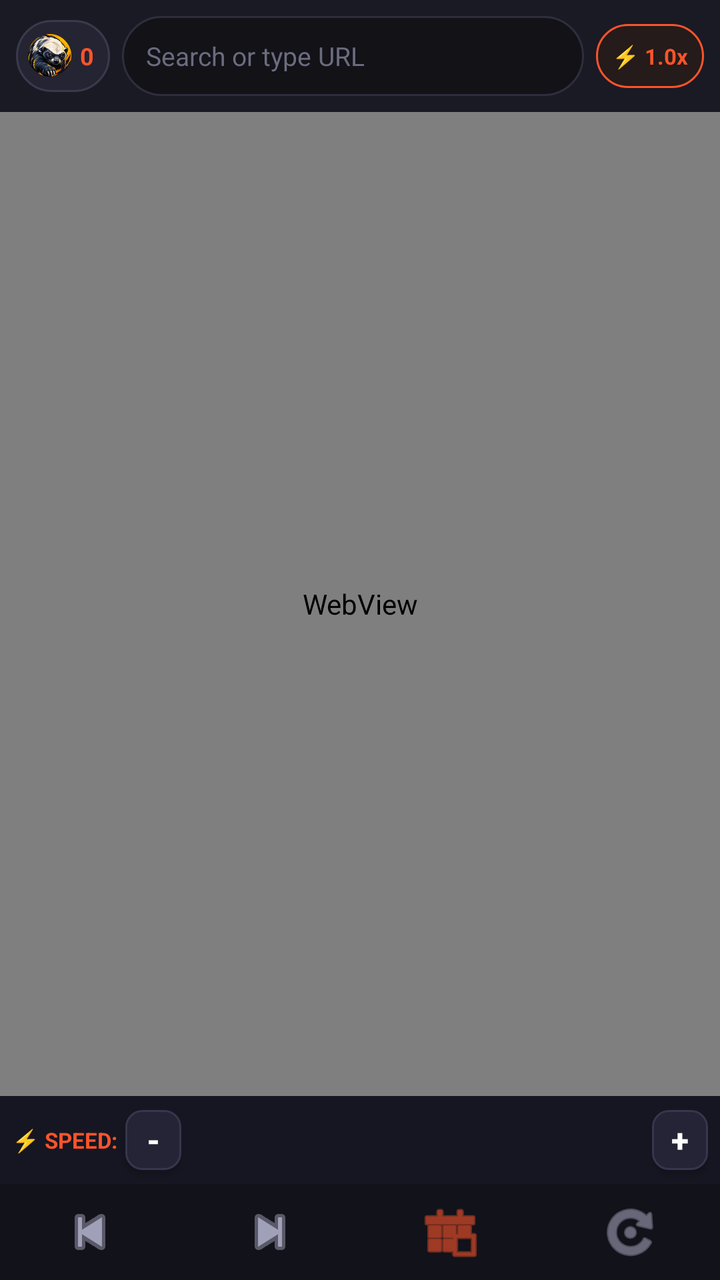
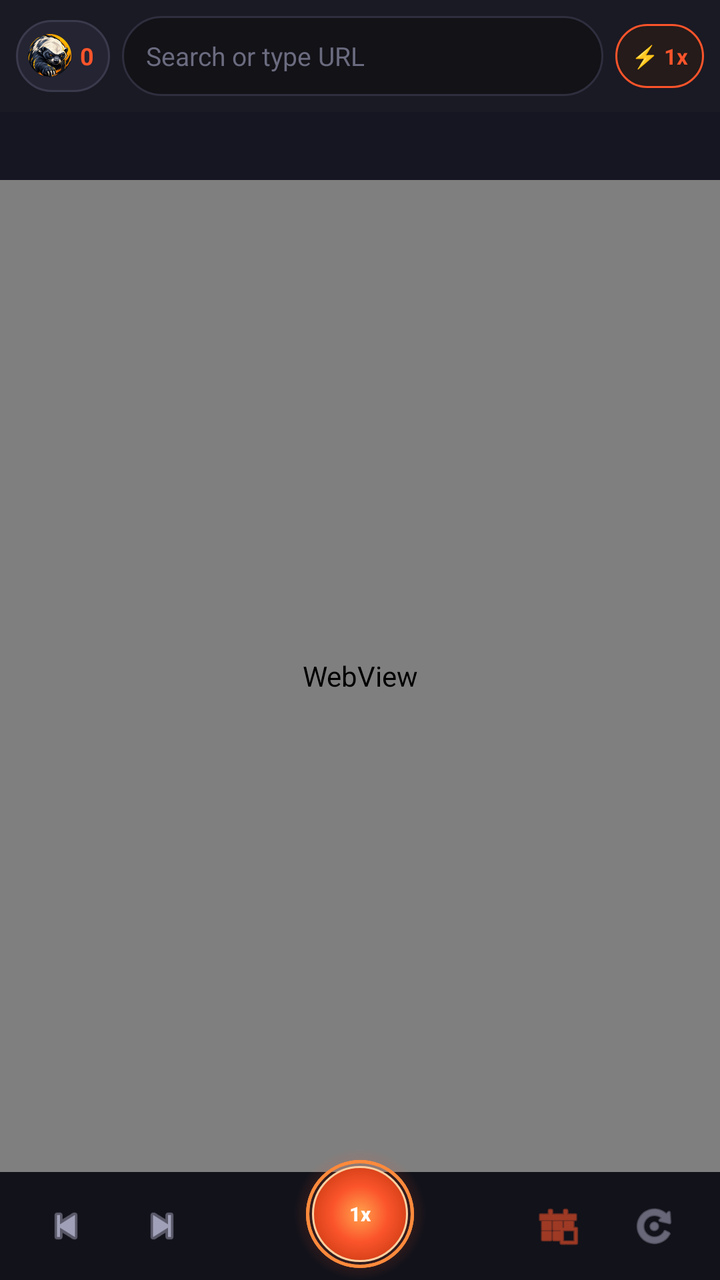

Screens rendered from an Android XML layout before and after an edit, with the pre-edit source and the edit as a unified diff.
<!-- AndroidManifest.xml: activity theme Theme.Bravest.NoActionBar -->
<!-- res/layout/activity_main.xml -->
<?xml version="1.0" encoding="utf-8"?>
<LinearLayout xmlns:android="http://schemas.android.com/apk/res/android"
    xmlns:tools="http://schemas.android.com/tools"
    android:layout_width="match_parent"
    android:layout_height="match_parent"
    android:orientation="vertical"
    android:background="#121217"
    tools:context=".MainActivity">

    
    <LinearLayout
        android:id="@+id/topBar"
        android:layout_width="match_parent"
        android:layout_height="56dp"
        android:orientation="horizontal"
        android:gravity="center_vertical"
        android:background="#1A1A24"
        android:paddingStart="8dp"
        android:paddingEnd="8dp">

        
        <LinearLayout
            android:id="@+id/btnShields"
            android:layout_width="wrap_content"
            android:layout_height="36dp"
            android:orientation="horizontal"
            android:gravity="center"
            android:background="@drawable/bg_shield_btn"
            android:paddingStart="6dp"
            android:paddingEnd="8dp"
            android:layout_marginEnd="6dp"
            android:clickable="true"
            android:focusable="true">

            <ImageView
                android:layout_width="22dp"
                android:layout_height="22dp"
                android:src="@drawable/app_logo"
                android:contentDescription="Bravest" />

            <TextView
                android:id="@+id/textShieldsCount"
                android:layout_width="wrap_content"
                android:layout_height="wrap_content"
                android:text="0"
                android:textColor="#FB542B"
                android:textStyle="bold"
                android:textSize="12sp"
                android:layout_marginStart="4dp" />
        </LinearLayout>

        
        <EditText
            android:id="@+id/urlEditText"
            android:layout_width="0dp"
            android:layout_height="40dp"
            android:layout_weight="1"
            android:background="@drawable/bg_omnibox"
            android:hint="Search or type URL"
            android:textColorHint="#6B6B80"
            android:textColor="#FFFFFF"
            android:textSize="13sp"
            android:singleLine="true"
            android:imeOptions="actionGo"
            android:inputType="textUri"
            android:paddingStart="12dp"
            android:paddingEnd="12dp" />

        
        <TextView
            android:id="@+id/btnSpeedPill"
            android:layout_width="wrap_content"
            android:layout_height="32dp"
            android:background="@drawable/bg_speed_pill"
            android:gravity="center"
            android:text="⚡ 1.0x"
            android:textColor="#FB542B"
            android:textStyle="bold"
            android:textSize="11sp"
            android:paddingStart="8dp"
            android:paddingEnd="8dp"
            android:layout_marginStart="6dp"
            android:clickable="true"
            android:focusable="true" />
    </LinearLayout>

    
    <ProgressBar
        android:id="@+id/progressBar"
        style="?android:attr/progressBarStyleHorizontal"
        android:layout_width="match_parent"
        android:layout_height="3dp"
        android:max="100"
        android:progressTint="#FB542B"
        android:visibility="gone" />

    
    <FrameLayout
        android:layout_width="match_parent"
        android:layout_height="0dp"
        android:layout_weight="1">

        <WebView
            android:id="@+id/webView"
            android:layout_width="match_parent"
            android:layout_height="match_parent" />

        <FrameLayout
            android:id="@+id/fullscreenContainer"
            android:layout_width="match_parent"
            android:layout_height="match_parent"
            android:background="#000000"
            android:visibility="gone" />
    </FrameLayout>

    
    <LinearLayout
        android:id="@+id/speedControlPanel"
        android:layout_width="match_parent"
        android:layout_height="44dp"
        android:orientation="horizontal"
        android:gravity="center_vertical"
        android:background="#161622"
        android:paddingStart="6dp"
        android:paddingEnd="6dp">

        <TextView
            android:layout_width="wrap_content"
            android:layout_height="wrap_content"
            android:text="⚡ SPEED:"
            android:textColor="#FB542B"
            android:textStyle="bold"
            android:textSize="11sp"
            android:layout_marginEnd="4dp" />

        <Button
            android:id="@+id/btnSpeedMinus"
            android:layout_width="28dp"
            android:layout_height="30dp"
            android:text="-"
            android:textSize="16sp"
            android:textStyle="bold"
            android:textColor="#FFFFFF"
            android:background="@drawable/bg_speed_btn"
            android:gravity="center"
            android:padding="0dp"
            android:minWidth="0dp"
            android:minHeight="0dp"
            android:layout_marginEnd="4dp" />

        
        <HorizontalScrollView
            android:layout_width="0dp"
            android:layout_height="match_parent"
            android:layout_weight="1"
            android:scrollbars="none">

            <LinearLayout
                android:id="@+id/speedButtonsContainer"
                android:layout_width="wrap_content"
                android:layout_height="match_parent"
                android:orientation="horizontal"
                android:gravity="center_vertical"
                android:paddingStart="2dp"
                android:paddingEnd="2dp">
                
            </LinearLayout>
        </HorizontalScrollView>

        <Button
            android:id="@+id/btnSpeedPlus"
            android:layout_width="28dp"
            android:layout_height="30dp"
            android:text="+"
            android:textSize="16sp"
            android:textStyle="bold"
            android:textColor="#FFFFFF"
            android:background="@drawable/bg_speed_btn"
            android:gravity="center"
            android:padding="0dp"
            android:minWidth="0dp"
            android:minHeight="0dp"
            android:layout_marginStart="4dp" />
    </LinearLayout>

    
    <LinearLayout
        android:id="@+id/bottomBar"
        android:layout_width="match_parent"
        android:layout_height="48dp"
        android:orientation="horizontal"
        android:background="#12121A"
        android:gravity="center_vertical">

        <ImageButton
            android:id="@+id/btnBack"
            android:layout_width="0dp"
            android:layout_height="match_parent"
            android:layout_weight="1"
            android:background="?attr/selectableItemBackgroundBorderless"
            android:src="@android:drawable/ic_media_previous"
            android:tint="#A0A0B8"
            android:contentDescription="Back" />

        <ImageButton
            android:id="@+id/btnForward"
            android:layout_width="0dp"
            android:layout_height="match_parent"
            android:layout_weight="1"
            android:background="?attr/selectableItemBackgroundBorderless"
            android:src="@android:drawable/ic_media_next"
            android:tint="#A0A0B8"
            android:contentDescription="Forward" />

        <ImageButton
            android:id="@+id/btnHome"
            android:layout_width="0dp"
            android:layout_height="match_parent"
            android:layout_weight="1"
            android:background="?attr/selectableItemBackgroundBorderless"
            android:src="@android:drawable/ic_menu_today"
            android:tint="#FB542B"
            android:contentDescription="Home" />

        <ImageButton
            android:id="@+id/btnRefresh"
            android:layout_width="0dp"
            android:layout_height="match_parent"
            android:layout_weight="1"
            android:background="?attr/selectableItemBackgroundBorderless"
            android:src="@android:drawable/ic_menu_rotate"
            android:tint="#A0A0B8"
            android:contentDescription="Refresh" />
    </LinearLayout>

</LinearLayout>
<!-- resources referenced by this layout -->
<resources>
  <!-- drawable app_logo: png bitmap (drawable, 36400 bytes) -->
  <!-- drawable bg_omnibox (drawable) -->
  <?xml version="1.0" encoding="utf-8"?>
  <shape xmlns:android="http://schemas.android.com/apk/res/android"
      android:shape="rectangle">
      <corners android:radius="20dp" />
      <solid android:color="#121217" />
      <stroke android:width="1dp" android:color="#2E2E3E" />
  </shape>
  <!-- drawable bg_shield_btn (drawable) -->
  <?xml version="1.0" encoding="utf-8"?>
  <shape xmlns:android="http://schemas.android.com/apk/res/android"
      android:shape="rectangle">
      <corners android:radius="18dp" />
      <solid android:color="#242433" />
      <stroke android:width="1dp" android:color="#3A3A4D" />
  </shape>
  <!-- drawable bg_speed_btn (drawable) -->
  <?xml version="1.0" encoding="utf-8"?>
  <shape xmlns:android="http://schemas.android.com/apk/res/android"
      android:shape="rectangle">
      <corners android:radius="8dp" />
      <solid android:color="#242436" />
      <stroke android:width="1dp" android:color="#36364D" />
  </shape>
  <!-- drawable bg_speed_pill (drawable) -->
  <?xml version="1.0" encoding="utf-8"?>
  <shape xmlns:android="http://schemas.android.com/apk/res/android"
      android:shape="rectangle">
      <corners android:radius="16dp" />
      <solid android:color="#241B1A" />
      <stroke android:width="1dp" android:color="#FB542B" />
  </shape>
  <style name="Theme.Bravest.NoActionBar">
          <item name="windowActionBar">false</item>
          <item name="windowNoTitle">true</item>
          <item name="android:statusBarColor">@color/bg_secondary</item>
          <item name="android:navigationBarColor">@color/bg_primary</item>
      </style>
  <color name="bg_secondary">#1A1A24</color>
  <color name="bg_primary">#121217</color>
</resources>

<!-- the commit's change to res/layout/activity_main.xml (unified diff, before → after) -->
@@ -1,159 +1,112 @@
 <?xml version="1.0" encoding="utf-8"?>
-<LinearLayout xmlns:android="http://schemas.android.com/apk/res/android"
+<FrameLayout xmlns:android="http://schemas.android.com/apk/res/android"
     xmlns:tools="http://schemas.android.com/tools"
+    android:id="@+id/rootLayout"
     android:layout_width="match_parent"
     android:layout_height="match_parent"
-    android:orientation="vertical"
     android:background="#121217"
     tools:context=".MainActivity">
 
-    
     <LinearLayout
-        android:id="@+id/topBar"
         android:layout_width="match_parent"
-        android:layout_height="56dp"
-        android:orientation="horizontal"
-        android:gravity="center_vertical"
-        android:background="#1A1A24"
-        android:paddingStart="8dp"
-        android:paddingEnd="8dp">
+        android:layout_height="match_parent"
+        android:orientation="vertical">
 
         
         <LinearLayout
-            android:id="@+id/btnShields"
-            android:layout_width="wrap_content"
-            android:layout_height="36dp"
+            android:id="@+id/topBar"
+            android:layout_width="match_parent"
+            android:layout_height="56dp"
             android:orientation="horizontal"
-            android:gravity="center"
-            android:background="@drawable/bg_shield_btn"
-            android:paddingStart="6dp"
-            android:paddingEnd="8dp"
-            android:layout_marginEnd="6dp"
-            android:clickable="true"
-            android:focusable="true">
-
-            <ImageView
-                android:layout_width="22dp"
-                android:layout_height="22dp"
-                android:src="@drawable/app_logo"
-                android:contentDescription="Bravest" />
-
+            android:gravity="center_vertical"
+            android:background="#1A1A24"
+            android:paddingStart="8dp"
+            android:paddingEnd="8dp">
+
+            
+            <LinearLayout
+                android:id="@+id/btnShields"
+                android:layout_width="wrap_content"
+                android:layout_height="36dp"
+                android:orientation="horizontal"
+                android:gravity="center"
+                android:background="@drawable/bg_shield_btn"
+                android:paddingStart="6dp"
+                android:paddingEnd="8dp"
+                android:layout_marginEnd="6dp"
+                android:clickable="true"
+                android:focusable="true">
+
+                <ImageView
+                    android:layout_width="22dp"
+                    android:layout_height="22dp"
+                    android:src="@drawable/app_logo"
+                    android:contentDescription="Bravest" />
+
+                <TextView
+                    android:id="@+id/textShieldsCount"
+                    android:layout_width="wrap_content"
+                    android:layout_height="wrap_content"
+                    android:text="0"
+                    android:textColor="#FB542B"
+                    android:textStyle="bold"
+                    android:textSize="12sp"
+                    android:layout_marginStart="4dp" />
+            </LinearLayout>
+
+            
+            <EditText
+                android:id="@+id/urlEditText"
+                android:layout_width="0dp"
+                android:layout_height="40dp"
+                android:layout_weight="1"
+                android:background="@drawable/bg_omnibox"
+                android:hint="Search or type URL"
+                android:textColorHint="#6B6B80"
+                android:textColor="#FFFFFF"
+                android:textSize="13sp"
+                android:singleLine="true"
+                android:imeOptions="actionGo"
+                android:inputType="textUri"
+                android:paddingStart="12dp"
+                android:paddingEnd="12dp" />
+
+            
             <TextView
-                android:id="@+id/textShieldsCount"
+                android:id="@+id/btnSpeedPill"
                 android:layout_width="wrap_content"
-                android:layout_height="wrap_content"
-                android:text="0"
+                android:layout_height="32dp"
+                android:background="@drawable/bg_speed_pill"
+                android:gravity="center"
+                android:text="⚡ 1x"
                 android:textColor="#FB542B"
                 android:textStyle="bold"
-                android:textSize="12sp"
-                android:layout_marginStart="4dp" />
+                android:textSize="11sp"
+                android:paddingStart="8dp"
+                android:paddingEnd="8dp"
+                android:layout_marginStart="6dp"
+                android:clickable="true"
+                android:focusable="true" />
         </LinearLayout>
 
         
-        <EditText
-            android:id="@+id/urlEditText"
-            android:layout_width="0dp"
-            android:layout_height="40dp"
-            android:layout_weight="1"
-            android:background="@drawable/bg_omnibox"
-            android:hint="Search or type URL"
-            android:textColorHint="#6B6B80"
-            android:textColor="#FFFFFF"
-            android:textSize="13sp"
-            android:singleLine="true"
-            android:imeOptions="actionGo"
-            android:inputType="textUri"
-            android:paddingStart="12dp"
-            android:paddingEnd="12dp" />
-
-        
-        <TextView
-            android:id="@+id/btnSpeedPill"
-            android:layout_width="wrap_content"
-            android:layout_height="32dp"
-            android:background="@drawable/bg_speed_pill"
-            android:gravity="center"
-            android:text="⚡ 1.0x"
-            android:textColor="#FB542B"
-            android:textStyle="bold"
-            android:textSize="11sp"
-            android:paddingStart="8dp"
-            android:paddingEnd="8dp"
-            android:layout_marginStart="6dp"
-            android:clickable="true"
-            android:focusable="true" />
-    </LinearLayout>
-
-    
-    <ProgressBar
-        android:id="@+id/progressBar"
-        style="?android:attr/progressBarStyleHorizontal"
-        android:layout_width="match_parent"
-        android:layout_height="3dp"
-        android:max="100"
-        android:progressTint="#FB542B"
-        android:visibility="gone" />
-
-    
-    <FrameLayout
-        android:layout_width="match_parent"
-        android:layout_height="0dp"
-        android:layout_weight="1">
-
-        <WebView
-            android:id="@+id/webView"
-            android:layout_width="match_parent"
-            android:layout_height="match_parent" />
-
-        <FrameLayout
-            android:id="@+id/fullscreenContainer"
-            android:layout_width="match_parent"
-            android:layout_height="match_parent"
-            android:background="#000000"
+        <ProgressBar
+            android:id="@+id/progressBar"
+            style="?android:attr/progressBarStyleHorizontal"
+            android:layout_width="match_parent"
+            android:layout_height="3dp"
+            android:max="100"
+            android:progressTint="#FB542B"
             android:visibility="gone" />
-    </FrameLayout>
-
-    
-    <LinearLayout
-        android:id="@+id/speedControlPanel"
-        android:layout_width="match_parent"
-        android:layout_height="44dp"
-        android:orientation="horizontal"
-        android:gravity="center_vertical"
-        android:background="#161622"
-        android:paddingStart="6dp"
-        android:paddingEnd="6dp">
-
-        <TextView
-            android:layout_width="wrap_content"
-            android:layout_height="wrap_content"
-            android:text="⚡ SPEED:"
-            android:textColor="#FB542B"
-            android:textStyle="bold"
-            android:textSize="11sp"
-            android:layout_marginEnd="4dp" />
-
-        <Button
-            android:id="@+id/btnSpeedMinus"
-            android:layout_width="28dp"
-            android:layout_height="30dp"
-            android:text="-"
-            android:textSize="16sp"
-            android:textStyle="bold"
-            android:textColor="#FFFFFF"
-            android:background="@drawable/bg_speed_btn"
-            android:gravity="center"
-            android:padding="0dp"
-            android:minWidth="0dp"
-            android:minHeight="0dp"
-            android:layout_marginEnd="4dp" />
 
         
         <HorizontalScrollView
-            android:layout_width="0dp"
-            android:layout_height="match_parent"
-            android:layout_weight="1"
-            android:scrollbars="none">
+            android:id="@+id/speedBarScroll"
+            android:layout_width="match_parent"
+            android:layout_height="34dp"
+            android:background="#161622"
+            android:scrollbars="none"
+            android:fillViewport="true">
 
             <LinearLayout
                 android:id="@+id/speedButtonsContainer"
@@ -161,76 +114,161 @@
                 android:layout_height="match_parent"
                 android:orientation="horizontal"
                 android:gravity="center_vertical"
-                android:paddingStart="2dp"
-                android:paddingEnd="2dp">
+                android:paddingStart="6dp"
+                android:paddingEnd="6dp">
                 
             </LinearLayout>
         </HorizontalScrollView>
 
-        <Button
-            android:id="@+id/btnSpeedPlus"
-            android:layout_width="28dp"
-            android:layout_height="30dp"
-            android:text="+"
-            android:textSize="16sp"
+        
+        <FrameLayout
+            android:layout_width="match_parent"
+            android:layout_height="0dp"
+            android:layout_weight="1">
+
+            <WebView
+                android:id="@+id/webView"
+                android:layout_width="match_parent"
+                android:layout_height="match_parent" />
+
+            <FrameLayout
+                android:id="@+id/fullscreenContainer"
+                android:layout_width="match_parent"
+                android:layout_height="match_parent"
+                android:background="#000000"
+                android:visibility="gone" />
+        </FrameLayout>
+
+        
+        <LinearLayout
+            android:id="@+id/bottomBar"
+            android:layout_width="match_parent"
+            android:layout_height="54dp"
+            android:orientation="horizontal"
+            android:background="#12121A"
+            android:gravity="center_vertical">
+
+            <ImageButton
+                android:id="@+id/btnBack"
+                android:layout_width="42dp"
+                android:layout_height="42dp"
+                android:layout_marginStart="12dp"
+                android:padding="9dp"
+                android:scaleType="fitCenter"
+                android:background="?attr/selectableItemBackgroundBorderless"
+                android:src="@android:drawable/ic_media_previous"
+                android:tint="#A0A0B8"
+                android:contentDescription="Back" />
+
+            <ImageButton
+                android:id="@+id/btnForward"
+                android:layout_width="42dp"
+                android:layout_height="42dp"
+                android:layout_marginStart="6dp"
+                android:padding="9dp"
+                android:scaleType="fitCenter"
+                android:background="?attr/selectableItemBackgroundBorderless"
+                android:src="@android:drawable/ic_media_next"
+                android:tint="#A0A0B8"
+                android:contentDescription="Forward" />
+
+            
+            <View
+                android:layout_width="0dp"
+                android:layout_height="1dp"
+                android:layout_weight="1" />
+
+            <ImageButton
+                android:id="@+id/btnHome"
+                android:layout_width="42dp"
+                android:layout_height="42dp"
+                android:layout_marginEnd="6dp"
+                android:padding="9dp"
+                android:scaleType="fitCenter"
+                android:background="?attr/selectableItemBackgroundBorderless"
+                android:src="@android:drawable/ic_menu_today"
+                android:tint="#FB542B"
+                android:contentDescription="Brave Search" />
+
+            <ImageButton
+                android:id="@+id/btnRefresh"
+                android:layout_width="42dp"
+                android:layout_height="42dp"
+                android:layout_marginEnd="12dp"
+                android:padding="9dp"
+                android:scaleType="fitCenter"
+                android:background="?attr/selectableItemBackgroundBorderless"
+                android:src="@android:drawable/ic_menu_rotate"
+                android:tint="#A0A0B8"
+                android:contentDescription="Reload" />
+        </LinearLayout>
+
+    </LinearLayout>
+
+    
+    <FrameLayout
+        android:id="@+id/speedBubble"
+        android:layout_width="66dp"
+        android:layout_height="66dp"
+        android:layout_gravity="bottom|center_horizontal">
+
+        <View
+            android:id="@+id/bubbleGlow"
+            android:layout_width="66dp"
+            android:layout_height="66dp"
+            android:background="@drawable/bg_bubble_glow" />
+
+        <View
+            android:id="@+id/bubbleRipple1"
+            android:layout_width="54dp"
+            android:layout_height="54dp"
+            android:layout_gravity="center"
+            android:background="@drawable/bg_bubble_ripple" />
+
+        <View
+            android:id="@+id/bubbleRipple2"
+            android:layout_width="54dp"
+            android:layout_height="54dp"
+            android:layout_gravity="center"
+            android:background="@drawable/bg_bubble_ripple" />
+
+        <View
+            android:id="@+id/bubbleCore"
+            android:layout_width="48dp"
+            android:layout_height="48dp"
+            android:layout_gravity="center"
+            android:background="@drawable/bg_bubble_core" />
+
+        <TextView
+            android:id="@+id/bubbleLabel"
+            android:layout_width="wrap_content"
+            android:layout_height="wrap_content"
+            android:layout_gravity="center"
+            android:text="1x"
+            android:textColor="#FFFFFF"
             android:textStyle="bold"
-            android:textColor="#FFFFFF"
-            android:background="@drawable/bg_speed_btn"
-            android:gravity="center"
-            android:padding="0dp"
-            android:minWidth="0dp"
-            android:minHeight="0dp"
-            android:layout_marginStart="4dp" />
-    </LinearLayout>
+            android:textSize="10sp"
+            android:fontFamily="sans-serif-medium"
+            android:gravity="center" />
+    </FrameLayout>
 
     
-    <LinearLayout
-        android:id="@+id/bottomBar"
-        android:layout_width="match_parent"
-        android:layout_height="48dp"
-        android:orientation="horizontal"
-        android:background="#12121A"
-        android:gravity="center_vertical">
-
-        <ImageButton
-            android:id="@+id/btnBack"
-            android:layout_width="0dp"
-            android:layout_height="match_parent"
-            android:layout_weight="1"
-            android:background="?attr/selectableItemBackgroundBorderless"
-            android:src="@android:drawable/ic_media_previous"
-            android:tint="#A0A0B8"
-            android:contentDescription="Back" />
-
-        <ImageButton
-            android:id="@+id/btnForward"
-            android:layout_width="0dp"
-            android:layout_height="match_parent"
-            android:layout_weight="1"
-            android:background="?attr/selectableItemBackgroundBorderless"
-            android:src="@android:drawable/ic_media_next"
-            android:tint="#A0A0B8"
-            android:contentDescription="Forward" />
-
-        <ImageButton
-            android:id="@+id/btnHome"
-            android:layout_width="0dp"
-            android:layout_height="match_parent"
-            android:layout_weight="1"
-            android:background="?attr/selectableItemBackgroundBorderless"
-            android:src="@android:drawable/ic_menu_today"
-            android:tint="#FB542B"
-            android:contentDescription="Home" />
-
-        <ImageButton
-            android:id="@+id/btnRefresh"
-            android:layout_width="0dp"
-            android:layout_height="match_parent"
-            android:layout_weight="1"
-            android:background="?attr/selectableItemBackgroundBorderless"
-            android:src="@android:drawable/ic_menu_rotate"
-            android:tint="#A0A0B8"
-            android:contentDescription="Refresh" />
-    </LinearLayout>
-
-</LinearLayout>
+    <TextView
+        android:id="@+id/textSpeedReadout"
+        android:layout_width="wrap_content"
+        android:layout_height="wrap_content"
+        android:layout_gravity="top|center_horizontal"
+        android:layout_marginTop="118dp"
+        android:background="@drawable/bg_speed_readout"
+        android:paddingStart="20dp"
+        android:paddingEnd="20dp"
+        android:paddingTop="8dp"
+        android:paddingBottom="8dp"
+        android:text="1x"
+        android:textColor="#FB542B"
+        android:textStyle="bold"
+        android:textSize="26sp"
+        android:fontFamily="sans-serif-medium"
+        android:visibility="gone" />
+
+</FrameLayout>
<!-- resource entries referenced after the edit -->
@@ -1,6 +1,40 @@
 <!-- resources referenced by this layout -->
 <resources>
   <!-- drawable app_logo: png bitmap (drawable, 36400 bytes) -->
+  <!-- drawable bg_bubble_core (drawable) -->
+  <?xml version="1.0" encoding="utf-8"?>
+  <shape xmlns:android="http://schemas.android.com/apk/res/android"
+      android:shape="oval">
+      <gradient
+          android:type="radial"
+          android:gradientRadius="28dp"
+          android:startColor="#FFA24D"
+          android:centerColor="#FB542B"
+          android:endColor="#C93A12" />
+      <stroke
+          android:width="1dp"
+          android:color="#FFD0A0" />
+  </shape>
+  <!-- drawable bg_bubble_glow (drawable) -->
+  <?xml version="1.0" encoding="utf-8"?>
+  <shape xmlns:android="http://schemas.android.com/apk/res/android"
+      android:shape="oval">
+      <gradient
+          android:type="radial"
+          android:gradientRadius="33dp"
+          android:startColor="#99FF7733"
+          android:centerColor="#44FB542B"
+          android:endColor="#00FB542B" />
+  </shape>
+  <!-- drawable bg_bubble_ripple (drawable) -->
+  <?xml version="1.0" encoding="utf-8"?>
+  <shape xmlns:android="http://schemas.android.com/apk/res/android"
+      android:shape="oval">
+      <solid android:color="#00000000" />
+      <stroke
+          android:width="1.5dp"
+          android:color="#FF8A3C" />
+  </shape>
   <!-- drawable bg_omnibox (drawable) -->
   <?xml version="1.0" encoding="utf-8"?>
   <shape xmlns:android="http://schemas.android.com/apk/res/android"
@@ -17,14 +51,6 @@
       <solid android:color="#242433" />
       <stroke android:width="1dp" android:color="#3A3A4D" />
   </shape>
-  <!-- drawable bg_speed_btn (drawable) -->
-  <?xml version="1.0" encoding="utf-8"?>
-  <shape xmlns:android="http://schemas.android.com/apk/res/android"
-      android:shape="rectangle">
-      <corners android:radius="8dp" />
-      <solid android:color="#242436" />
-      <stroke android:width="1dp" android:color="#36364D" />
-  </shape>
   <!-- drawable bg_speed_pill (drawable) -->
   <?xml version="1.0" encoding="utf-8"?>
   <shape xmlns:android="http://schemas.android.com/apk/res/android"
@@ -32,6 +58,16 @@
       <corners android:radius="16dp" />
       <solid android:color="#241B1A" />
       <stroke android:width="1dp" android:color="#FB542B" />
+  </shape>
+  <!-- drawable bg_speed_readout (drawable) -->
+  <?xml version="1.0" encoding="utf-8"?>
+  <shape xmlns:android="http://schemas.android.com/apk/res/android"
+      android:shape="rectangle">
+      <corners android:radius="24dp" />
+      <solid android:color="#F2121218" />
+      <stroke
+          android:width="2dp"
+          android:color="#FB542B" />
   </shape>
   <style name="Theme.Bravest.NoActionBar">
           <item name="windowActionBar">false</item>
